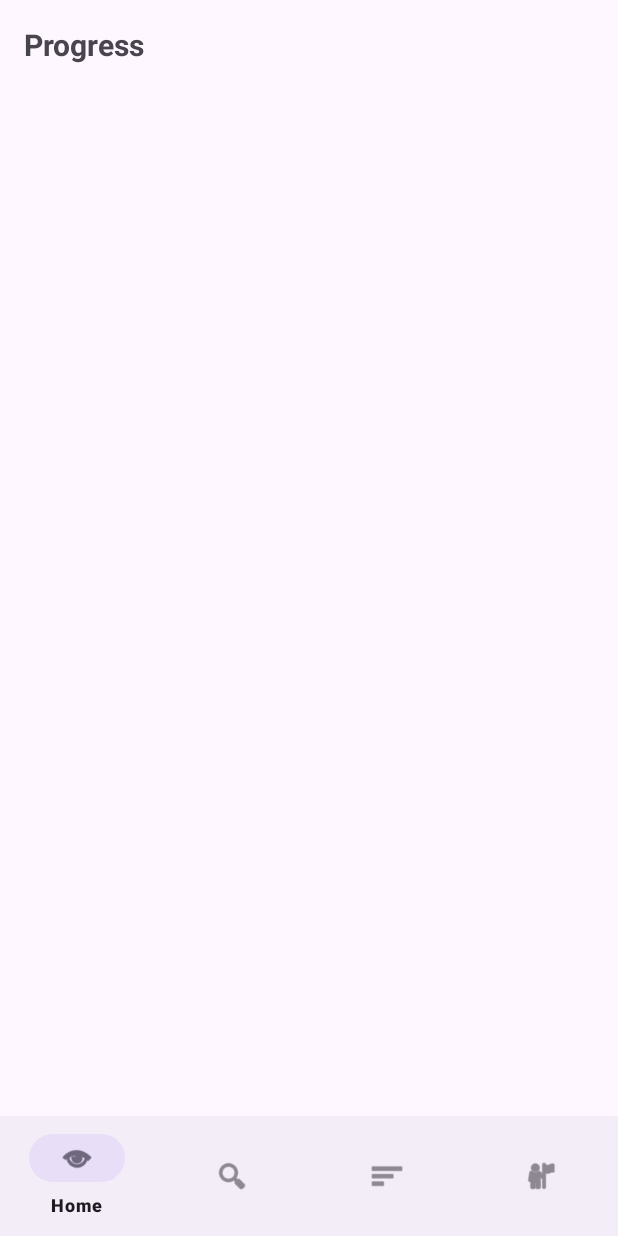
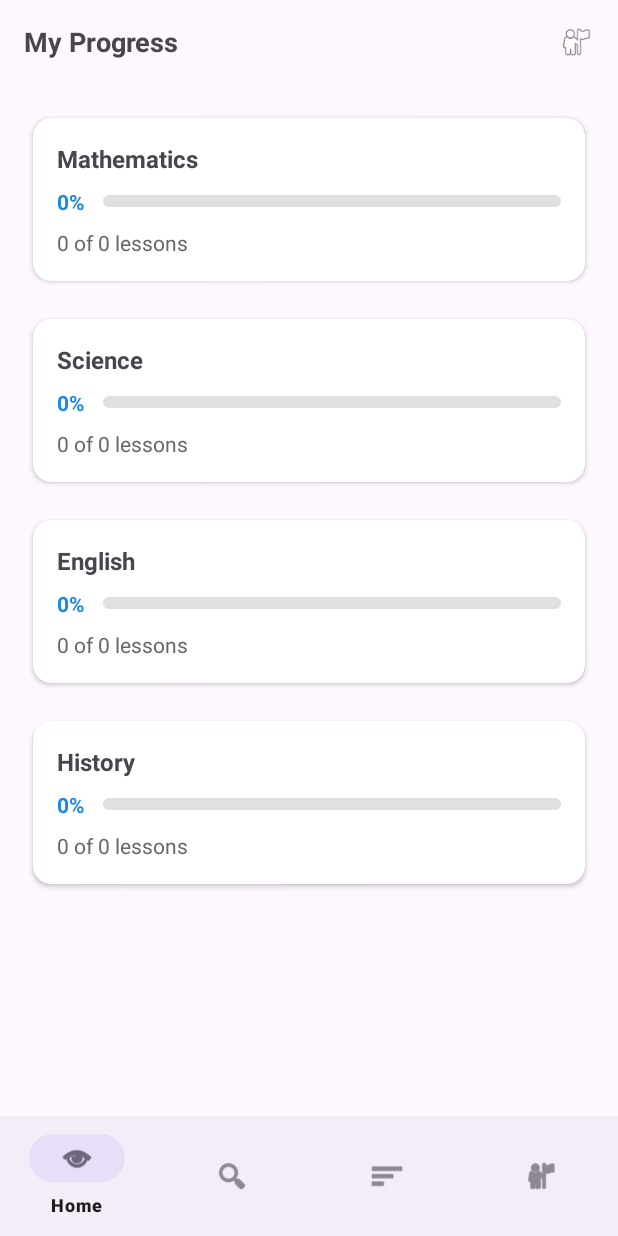
Before and after one commit to rushanc/EduLanka, an Android app: the fragment ProgressFragment placed in its activity, on a phone screen of 412 x 824 dp. Run offline under Robolectric (Android 15) with nearby library versions, the phone set to English and light mode, and no system bars; our stand-ins replace Firebase (no records; nobody signed in at launch, a user with empty details on screens opened directly).

Commit message:
Created the Progress Function

```diff
--- a/app/src/main/java/com/example/edulanka/BrowseFragment.kt
+++ b/app/src/main/java/com/example/edulanka/BrowseFragment.kt
@@ -41,6 +41,8 @@ class BrowseFragment : Fragment() {
             val i = Intent(requireContext(), LessonDetailActivity::class.java)
             i.putExtra("TITLE", lesson.title)
             i.putExtra("VIDEO_URL", lesson.videoUrl)
+            i.putExtra("LESSON_ID", lesson.id)
+            i.putExtra("SUBJECT", lesson.subject)
             startActivity(i)
         }
         rv.adapter = adapter
--- a/app/src/main/java/com/example/edulanka/LessonDetailActivity.kt
+++ b/app/src/main/java/com/example/edulanka/LessonDetailActivity.kt
@@ -5,6 +5,9 @@ import android.net.Uri
 import android.os.Bundle
 import android.widget.Toast
 import androidx.appcompat.app.AppCompatActivity
+import com.google.firebase.auth.FirebaseAuth
+import com.google.firebase.firestore.FieldValue
+import com.google.firebase.firestore.FirebaseFirestore
 
 class LessonDetailActivity : AppCompatActivity() {
     override fun onCreate(savedInstanceState: Bundle?) {
@@ -12,11 +15,16 @@ class LessonDetailActivity : AppCompatActivity() {
 
         val title = intent.getStringExtra("TITLE") ?: "Lesson"
         val videoUrl = intent.getStringExtra("VIDEO_URL")
+        val lessonId = intent.getStringExtra("LESSON_ID")
+        val subject = intent.getStringExtra("SUBJECT") ?: ""
         if (videoUrl.isNullOrEmpty()) {
             Toast.makeText(this, "Invalid video URL", Toast.LENGTH_LONG).show()
             finish()
             return
         }
+
+        // Record watch event (best-effort, non-blocking)
+        recordWatchEvent(lessonId, subject)
 
         // Open with an external player for simplicity; we can embed ExoPlayer later
         val i = Intent(Intent.ACTION_VIEW).apply {
@@ -32,4 +40,34 @@ class LessonDetailActivity : AppCompatActivity() {
         }
         finish()
     }
+
+    private fun recordWatchEvent(lessonId: String?, subject: String) {
+        val uid = FirebaseAuth.getInstance().currentUser?.uid ?: return
+        val db = FirebaseFirestore.getInstance()
+
+        // 1) Mark lesson as watched under userProgress/{uid}/watchedLessons/{lessonId}
+        if (!lessonId.isNullOrEmpty()) {
+            val watchedRef = db.collection("userProgress").document(uid)
+                .collection("watchedLessons").document(lessonId)
+            watchedRef.set(
+                mapOf(
+                    "subject" to subject,
+                    "watchedAt" to FieldValue.serverTimestamp()
+                )
+            )
+        }
+
+        // 2) Increment subject counter in userProgress/{uid}
+        if (subject.isNotEmpty()) {
+            val countersRef = db.collection("userProgress").document(uid)
+            val field = when (subject.lowercase()) {
+                "mathematics", "math", "maths" -> "mathCount"
+                "science" -> "scienceCount"
+                "english" -> "englishCount"
+                "history" -> "historyCount"
+                else -> "otherCount"
+            }
+            countersRef.set(mapOf(field to FieldValue.increment(1)), /* merge */ com.google.firebase.firestore.SetOptions.merge())
+        }
+    }
 }
--- a/app/src/main/java/com/example/edulanka/ProgressFragment.kt
+++ b/app/src/main/java/com/example/edulanka/ProgressFragment.kt
@@ -5,9 +5,53 @@ import android.view.LayoutInflater
 import android.view.View
 import android.view.ViewGroup
 import androidx.fragment.app.Fragment
+import androidx.recyclerview.widget.LinearLayoutManager
+import androidx.recyclerview.widget.RecyclerView
+import com.example.edulanka.home.SubjectProgressAdapter
+import com.example.edulanka.model.SubjectProgress
+import com.google.firebase.auth.FirebaseAuth
+import com.google.firebase.firestore.FirebaseFirestore
+import com.google.firebase.firestore.ListenerRegistration
 
 class ProgressFragment : Fragment() {
+    private lateinit var rv: RecyclerView
+    private lateinit var adapter: SubjectProgressAdapter
+    private var registration: ListenerRegistration? = null
+
     override fun onCreateView(
         inflater: LayoutInflater, container: ViewGroup?, savedInstanceState: Bundle?
-    ): View? = inflater.inflate(R.layout.fragment_progress, container, false)
+    ): View? {
+        val view = inflater.inflate(R.layout.fragment_progress, container, false)
+        rv = view.findViewById(R.id.rvSubjectProgress)
+        rv.layoutManager = LinearLayoutManager(requireContext())
+        adapter = SubjectProgressAdapter(emptyList())
+        rv.adapter = adapter
+
+        subscribeProgress()
+        return view
+    }
+
+    override fun onDestroyView() {
+        super.onDestroyView()
+        registration?.remove()
+    }
+
+    private fun subscribeProgress() {
+        val uid = FirebaseAuth.getInstance().currentUser?.uid ?: return
+        val docRef = FirebaseFirestore.getInstance().collection("userProgress").document(uid)
+        registration = docRef.addSnapshotListener { snap, _ ->
+            val math = (snap?.getLong("mathCount") ?: 0L).toInt()
+            val science = (snap?.getLong("scienceCount") ?: 0L).toInt()
+            val english = (snap?.getLong("englishCount") ?: 0L).toInt()
+            val history = (snap?.getLong("historyCount") ?: 0L).toInt()
+
+            val items = listOf(
+                SubjectProgress("Mathematics", watched = math, total = 0),
+                SubjectProgress("Science", watched = science, total = 0),
+                SubjectProgress("English", watched = english, total = 0),
+                SubjectProgress("History", watched = history, total = 0),
+            )
+            adapter.update(items)
+        }
+    }
 }
--- /dev/null
+++ b/app/src/main/java/com/example/edulanka/home/SubjectProgressAdapter.kt
@@ -0,0 +1,43 @@
+package com.example.edulanka.home
+
+import android.view.LayoutInflater
+import android.view.View
+import android.view.ViewGroup
+import android.widget.ProgressBar
+import android.widget.TextView
+import androidx.recyclerview.widget.RecyclerView
+import com.example.edulanka.R
+import com.example.edulanka.model.SubjectProgress
+
+class SubjectProgressAdapter(
+    private var items: List<SubjectProgress>
+) : RecyclerView.Adapter<SubjectProgressAdapter.VH>() {
+
+    fun update(newItems: List<SubjectProgress>) {
+        items = newItems
+        notifyDataSetChanged()
+    }
+
+    class VH(itemView: View) : RecyclerView.ViewHolder(itemView) {
+        val tvSubject: TextView = itemView.findViewById(R.id.tvSubject)
+        val tvPercent: TextView = itemView.findViewById(R.id.tvPercent)
+        val progressBar: ProgressBar = itemView.findViewById(R.id.progressBar)
+        val tvDetail: TextView = itemView.findViewById(R.id.tvDetail)
+    }
+
+    override fun onCreateViewHolder(parent: ViewGroup, viewType: Int): VH {
+        val v = LayoutInflater.from(parent.context).inflate(R.layout.item_subject_progress, parent, false)
+        return VH(v)
+    }
+
+    override fun onBindViewHolder(holder: VH, position: Int) {
+        val item = items[position]
+        holder.tvSubject.text = item.subject
+        holder.progressBar.max = 100
+        holder.progressBar.progress = item.percent
+        holder.tvPercent.text = "${item.percent}%"
+        holder.tvDetail.text = "${item.watched} of ${item.total} lessons"
+    }
+
+    override fun getItemCount(): Int = items.size
+}
--- /dev/null
+++ b/app/src/main/java/com/example/edulanka/model/SubjectProgress.kt
@@ -0,0 +1,10 @@
+package com.example.edulanka.model
+
+data class SubjectProgress(
+    val subject: String,
+    val watched: Int,
+    val total: Int
+) {
+    // Percent equals watch count (simple mode), capped at 100
+    val percent: Int get() = if (watched < 0) 0 else if (watched > 100) 100 else watched
+}
--- a/app/src/main/res/layout/fragment_progress.xml
+++ b/app/src/main/res/layout/fragment_progress.xml
@@ -2,17 +2,42 @@
 <androidx.constraintlayout.widget.ConstraintLayout xmlns:android="http://schemas.android.com/apk/res/android"
     xmlns:app="http://schemas.android.com/apk/res-auto"
     android:layout_width="match_parent"
-    android:layout_height="match_parent"
-    android:padding="16dp">
+    android:layout_height="match_parent">
 
-    <TextView
-        android:id="@+id/tvProgress"
-        android:layout_width="wrap_content"
-        android:layout_height="wrap_content"
-        android:text="Progress"
-        android:textStyle="bold"
-        android:textSize="20sp"
+    <LinearLayout
+        android:id="@+id/topBar"
+        android:layout_width="0dp"
+        android:layout_height="56dp"
+        android:gravity="center_vertical"
+        android:paddingStart="16dp"
+        android:paddingEnd="16dp"
         app:layout_constraintTop_toTopOf="parent"
-        app:layout_constraintStart_toStartOf="parent"/>
+        app:layout_constraintStart_toStartOf="parent"
+        app:layout_constraintEnd_toEndOf="parent">
+
+        <TextView
+            android:id="@+id/tvTitle"
+            android:layout_width="0dp"
+            android:layout_height="wrap_content"
+            android:text="My Progress"
+            android:textStyle="bold"
+            android:textSize="18sp"
+            android:layout_weight="1"/>
+
+        <ImageView
+            android:layout_width="24dp"
+            android:layout_height="24dp"
+            android:src="@android:drawable/ic_menu_myplaces"/>
+    </LinearLayout>
+
+    <androidx.recyclerview.widget.RecyclerView
+        android:id="@+id/rvSubjectProgress"
+        android:layout_width="0dp"
+        android:layout_height="0dp"
+        android:padding="16dp"
+        app:layout_constraintTop_toBottomOf="@id/topBar"
+        app:layout_constraintBottom_toBottomOf="parent"
+        app:layout_constraintStart_toStartOf="parent"
+        app:layout_constraintEnd_toEndOf="parent"/>
 
 </androidx.constraintlayout.widget.ConstraintLayout>
--- /dev/null
+++ b/app/src/main/res/layout/item_subject_progress.xml
@@ -0,0 +1,63 @@
+<?xml version="1.0" encoding="utf-8"?>
+<androidx.cardview.widget.CardView xmlns:android="http://schemas.android.com/apk/res/android"
+    xmlns:app="http://schemas.android.com/apk/res-auto"
+    android:layout_width="match_parent"
+    android:layout_height="wrap_content"
+    android:layout_marginBottom="12dp"
+    app:cardUseCompatPadding="true"
+    app:cardCornerRadius="12dp">
+
+    <LinearLayout
+        android:layout_width="match_parent"
+        android:layout_height="wrap_content"
+        android:orientation="vertical"
+        android:padding="16dp">
+
+        <TextView
+            android:id="@+id/tvSubject"
+            android:layout_width="match_parent"
+            android:layout_height="wrap_content"
+            android:text="Mathematics"
+            android:textStyle="bold"
+            android:textSize="16sp"/>
+
+        <LinearLayout
+            android:layout_width="match_parent"
+            android:layout_height="wrap_content"
+            android:orientation="horizontal"
+            android:layout_marginTop="8dp"
+            android:gravity="center_vertical">
+
+            <TextView
+                android:id="@+id/tvPercent"
+                android:layout_width="wrap_content"
+                android:layout_height="wrap_content"
+                android:text="0%"
+                android:textStyle="bold"
+                android:textColor="#1E88E5"/>
+
+            <Space
+                android:layout_width="12dp"
+                android:layout_height="wrap_content"/>
+
+            <ProgressBar
+                android:id="@+id/progressBar"
+                style="@android:style/Widget.ProgressBar.Horizontal"
+                android:layout_width="0dp"
+                android:layout_height="8dp"
+                android:layout_weight="1"
+                android:progress="0"
+                android:progressTint="#1E88E5"
+                android:progressBackgroundTint="#E0E0E0"/>
+        </LinearLayout>
+
+        <TextView
+            android:id="@+id/tvDetail"
+            android:layout_width="match_parent"
+            android:layout_height="wrap_content"
+            android:layout_marginTop="8dp"
+            android:text="0 of 0 lessons"
+            android:textColor="#666666"/>
+
+    </LinearLayout>
+</androidx.cardview.widget.CardView>
```
